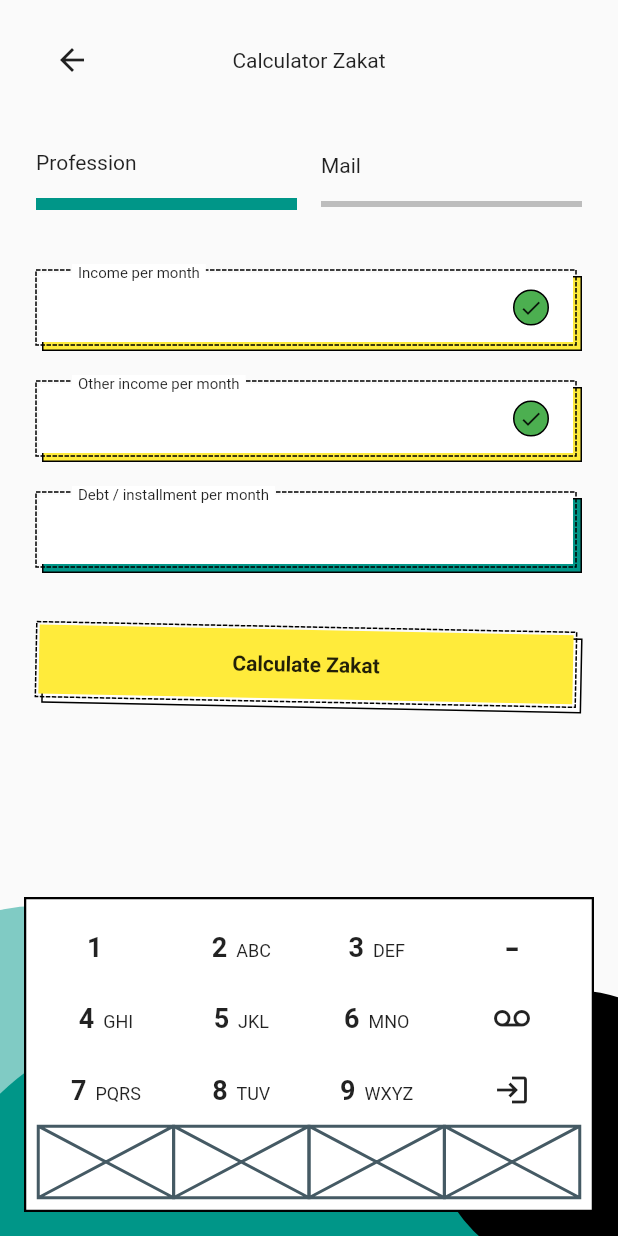
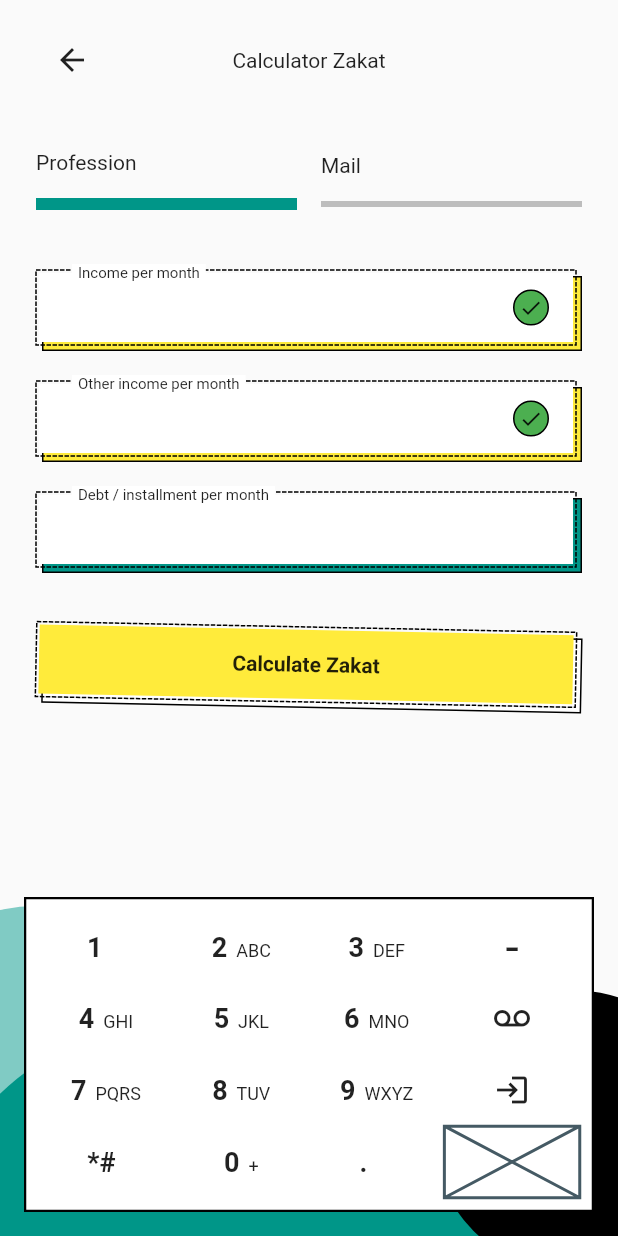
Before and after one commit to JAICHANGPARK/flutter_notebook_18th_story, a Flutter app: the screen it shows after launch, on a phone screen of 412 x 824 dp. Run offline on Flutter 3.47's test engine with Material 2 defaults, Android fonts, the phone set to English and light mode, and no system bars; drawn by our look-alikes of dotted_border; our stand-ins replace cached_network_image, flutter_lorem, flutter_riverpod, flutter_svg, freezed_annotation, go_router and 3 more.

Commit message:
Update fund_keyboard_widget.dart

```diff
--- a/lib/ep1085_funding_app/src/ui/widgets/fund_keyboard_widget.dart
+++ b/lib/ep1085_funding_app/src/ui/widgets/fund_keyboard_widget.dart
@@ -255,9 +255,70 @@ class _FundKeyboardWidgetState extends State<FundKeyboardWidget> {
         Expanded(
           child: Row(
             children: const [
-              Expanded(child: Placeholder()),
-              Expanded(child: Placeholder()),
-              Expanded(child: Placeholder()),
+              Expanded(
+                child: Center(
+                  child: Text.rich(
+                    TextSpan(
+                      children: [
+                        TextSpan(
+                            text: "*#",
+                            style: TextStyle(
+                              fontWeight: FontWeight.bold,
+                              fontSize: 18,
+                            )),
+                        TextSpan(
+                            text: "  ",
+                            style: TextStyle(
+                              fontSize: 12,
+                            )),
+                      ],
+                    ),
+                  ),
+                ),
+              ),
+              Expanded(
+                child: Center(
+                  child: Text.rich(
+                    TextSpan(
+                      children: [
+                        TextSpan(
+                            text: "0",
+                            style: TextStyle(
+                              fontWeight: FontWeight.bold,
+                              fontSize: 18,
+                            )),
+                        TextSpan(
+                            text: "  +",
+                            style: TextStyle(
+                              fontSize: 12,
+                            )),
+                      ],
+                    ),
+                  ),
+                ),
+              ),
+              Expanded(
+                child: Center(
+                  child: Text.rich(
+                    TextSpan(
+                      children: [
+                        TextSpan(
+                            text: ".",
+                            style: TextStyle(
+                              fontWeight: FontWeight.bold,
+                              fontSize: 18,
+                            )),
+                        TextSpan(
+                            text: "      ",
+                            style: TextStyle(
+                              fontSize: 12,
+                            )),
+                      ],
+                    ),
+                  ),
+                ),
+              ),
+
               Expanded(child: Placeholder()),
             ],
           ),
```
